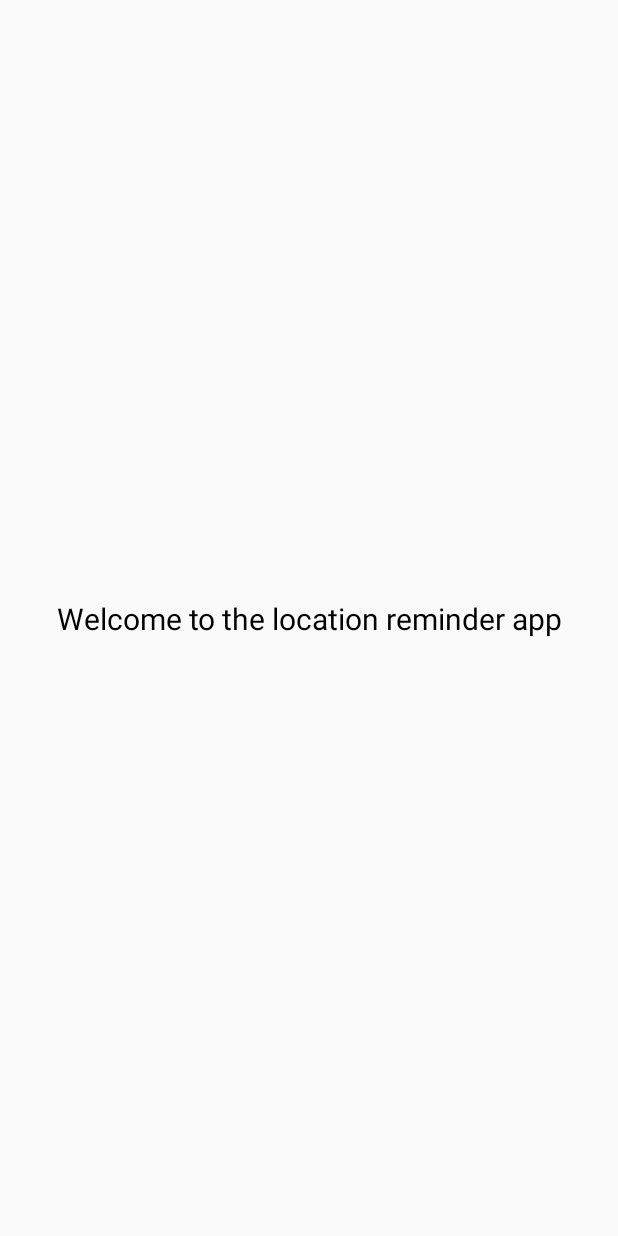
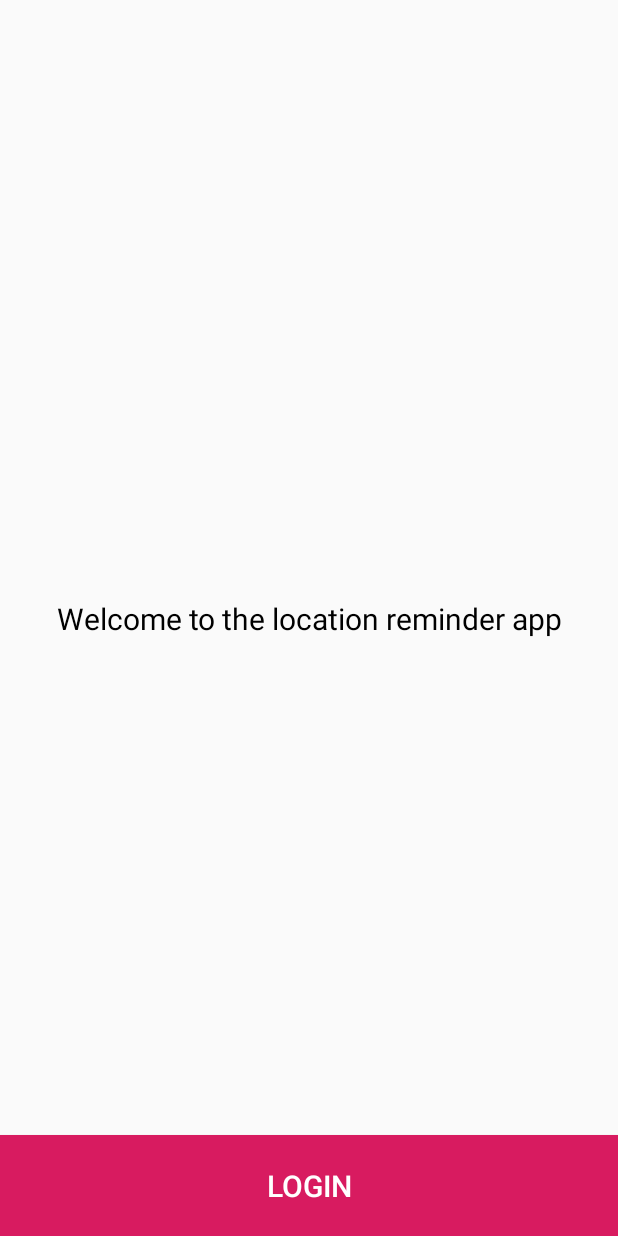
Before and after one commit to Arwakamal/p4_Location_Finder, an Android app: the layout activity_authentication.xml on its own in the app's theme, with its tools: preview values and no code run, on a phone screen of 412 x 824 dp. Run offline under Robolectric (Android 15) with nearby library versions, the phone set to English and light mode, and no system bars.

Commit message:
"commit"

```diff
--- a/app/src/main/res/layout/activity_authentication.xml
+++ b/app/src/main/res/layout/activity_authentication.xml
@@ -1,12 +1,17 @@
 <?xml version="1.0" encoding="utf-8"?>
-<androidx.constraintlayout.widget.ConstraintLayout xmlns:android="http://schemas.android.com/apk/res/android"
+<layout
+    xmlns:android="http://schemas.android.com/apk/res/android"
     xmlns:app="http://schemas.android.com/apk/res-auto"
-    xmlns:tools="http://schemas.android.com/tools"
+    xmlns:tools="http://schemas.android.com/tools">
+
+
+    <androidx.constraintlayout.widget.ConstraintLayout
         android:layout_width="match_parent"
         android:layout_height="match_parent"
         tools:context=".authentication.AuthenticationActivity">
 
         <TextView
+            android:id="@+id/textView"
             android:layout_width="wrap_content"
             android:layout_height="wrap_content"
             android:text="@string/welcome_to_the_location_reminder_app"
@@ -17,4 +22,19 @@
             app:layout_constraintStart_toStartOf="parent"
             app:layout_constraintTop_toTopOf="parent" />
 
+        <Button
+            android:id="@+id/loginButton"
+            android:layout_width="match_parent"
+            android:layout_height="wrap_content"
+            android:background="@color/colorAccent"
+            android:text="@string/login"
+            android:textSize="@dimen/text_size_large"
+            android:padding="@dimen/padding_large"
+            android:textColor="@color/white"
+            app:layout_constraintBottom_toBottomOf="parent"
+            app:layout_constraintEnd_toEndOf="parent"
+            app:layout_constraintStart_toStartOf="parent"></Button>
+
     </androidx.constraintlayout.widget.ConstraintLayout>
+
+</layout>
```
Also changed, not shown: app/src/main/java/com/udacity/project4/authentication/AuthenticationViewModel.kt (added, +18 -0 lines), app/src/main/java/com/udacity/project4/authentication/FirebaseUserLiveData.kt (added, +23 -0 lines). Lines whose indentation alone changed are shown as unchanged.
